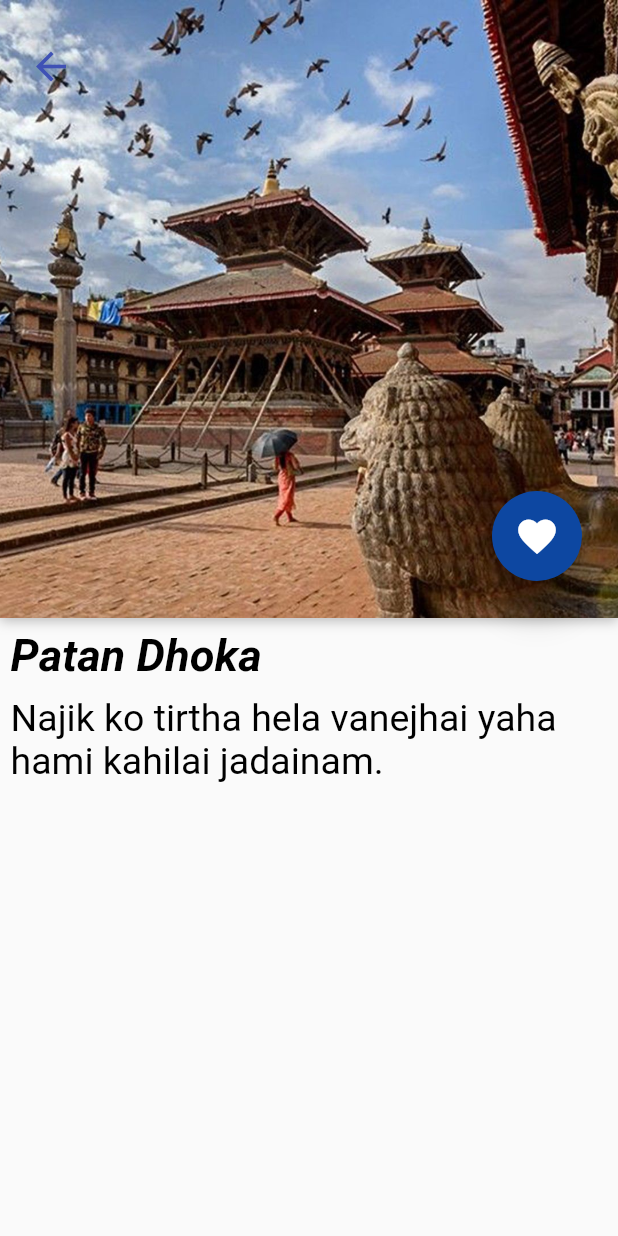
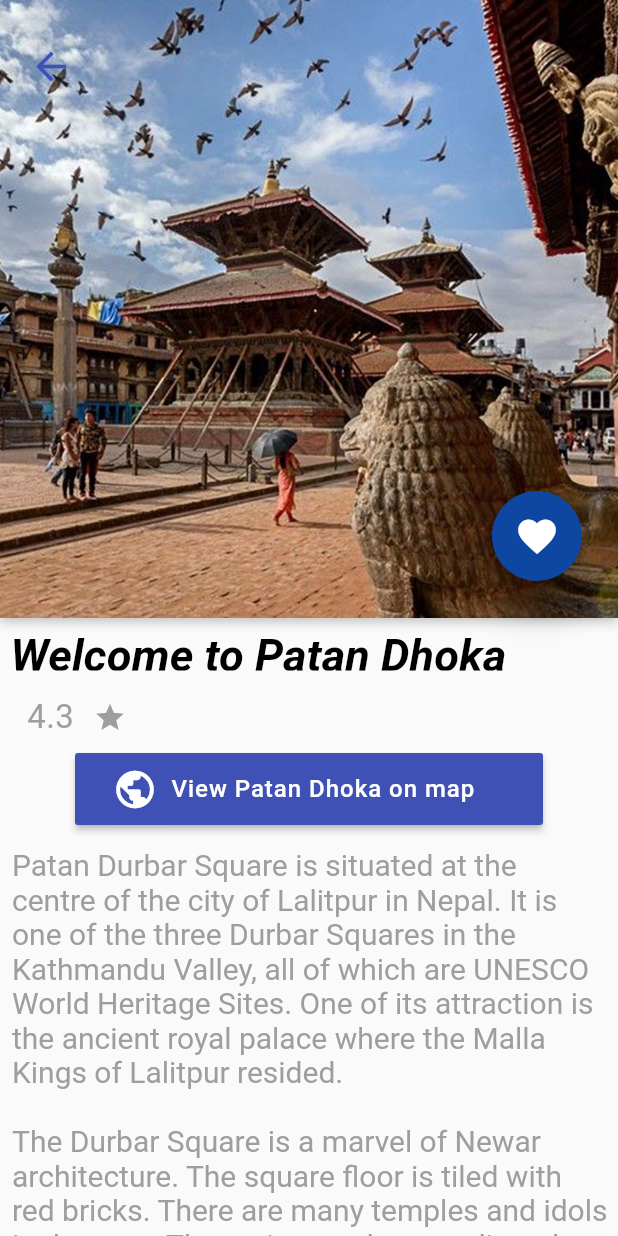
Before and after one commit to TeamEpsilon77/Namaskar, a Flutter app: the screen it shows after launch, after a tap on "Patan Dhoka", on a phone screen of 412 x 824 dp. Run offline on Flutter 3.47's test engine with Material 2 defaults, Android fonts, the phone set to English and light mode, and no system bars.

Commit message:
Aajako pragati

```diff
--- a/lib/app_screens/event_model.dart
+++ b/lib/app_screens/event_model.dart
@@ -4,12 +4,14 @@ class Event {
   final String name;
   final String imageUrl;
   final String description;
+  final String star;
 
   Event({
     this.id,
     this.name,
     this.imageUrl,
     this.description,
+    this.star,
   });
 }
 
@@ -18,46 +20,52 @@ class Places {
   final String name;
   final String imageUrl;
   final String description;
+  final String star;
 
   Places({
     this.id,
     this.name,
     this.imageUrl,
     this.description,
+    this.star,
   });
 }
 
 // EventS
 final Event Shivaratri = Event(
   id: 1,
-  name: 'Shivaratri',
+  name: 'MahaShivaratri',
   imageUrl: "images/Shivaratri.jpg",
   description: " The Shiv Puran relates a story of Maha Shivaratri's glory.In ancient times, a Bheel (forest inhabitant) named Gurudruha trudged through a forest to hunt deer. At night, without having sighted a single animal, he unknowingly climbed a bili tree on the banks of a lake. Later at night, a doe arrived to drink water. Gurudruha aimed his bow and arrow at her. While aiming, he unknowingly dropped some bili leaves and his drinking water below on a Shivaling. The deer then requested him to allow her to entrust her fawns to her husband, after which she would return. After much haggling he agreed. While awaiting her return, he stayed awake by aimlessly plucking leaves and dropping them below. Again they fell on the Shivaling. Thus he unknowingly performed its puja while remaining awake all night.Finally the doe returned with her family, She informed him that along with her, he'd have to kill her family too. As he aimed, some more leaves fluttered down on the Shivaling. The collective punya (spiritual merit) accrued from the puja performed unknowingly, eradicated all his sins. This purified his heart. Repenting his flawed life of sin, he set the deer free. As he sat repenting, Lord Shiv manifested in front of him and granted a boon, \"You shall be born in a town known as Shrungver, as a man named Gruha. Lord Vishnu will grace your home as Lord Rama and redeem you\". Shivji also blessed the deer which attained a better destiny.",
-
+  star: "4.3",
 );
 final Event Gyalpo_Lhosar = Event(
   id: 2,
   name: 'Gyalpo Lhosar',
   imageUrl: 'images/Gyalpo_lhosar.jpg',
-    description: "supriya le vanerai suneko ho yo festival maile...."
+    description: "supriya le vanerai suneko ho yo festival maile....",
+  star: "4.0",
 );
 final Event Ghodejatra = Event(
   id: 3,
   name: 'Ghodejatra',
   imageUrl: 'images/Ghodejatra.jpg',
-    description: "Kathmandu ko jatra ho re....aru kei tha xaina malai"
+    description: "Kathmandu ko jatra ho re....aru kei tha xaina malai",
+  star: "3.9",
 );
 final Event Holi = Event(
   id: 4,
   name: 'Holi',
   imageUrl: 'images/Holi.jpg',
-    description: "Jahile exam vako bela parxa ..tei vayera khelnai paidaina..."
+    description: "Jahile exam vako bela parxa ..tei vayera khelnai paidaina...",
+  star: "4.4"
 );
 final Event Ramnawami = Event(
   id: 5,
   name: 'Ramnawami',
   imageUrl: 'images/Ramnawami.jpeg',
-    description: "Janakpur ma manauxan re ..na aafule ahile samma manako..kei tha xaina."
+    description: "Janakpur ma manauxan re ..na aafule ahile samma manako..kei tha xaina.",
+  star: "4.1",
 );
 
 
@@ -66,31 +74,40 @@ final Places Bouddhanath = Places(
   id: 1,
   name: 'Bouddhanath',
   imageUrl: 'images/boudhanath.jpg',
-    description: "Dherai tadha xa yaha baata janai jhyau lagxa."
+    description: "Dherai tadha xa yaha baata janai jhyau lagxa.",
+  star: "4.3"
 );
 final Places Pashupatinath = Places(
   id: 2,
   name: 'Pashupatinath',
   imageUrl: 'images/pas.png',
-    description: "Atti khatra mandir exam aauna lako bela matra vetne garxam praye ani kasaiko birthday xa vane"
+    description: 'The Pashupatinath Temple (Nepali: पशुपतिनाथ मन्दिर) is a famous and sacred Hindu temple complex that is located on the banks of the Bagmati River, approximately 5 km north-east of Kathmandu in the eastern part of Kathmandu Valley, the capital of Nepal. The temple serves as the seat of Pashupatinath.'
+  +'This temple complex was inscribed on the UNESCO World Heritage Sites\'s list in 1979. This "extensive Hindu temple precinct" is a "sprawling collection of temples, ashrams, images and inscriptions raised over the centuries along the banks of the sacred Bagmati river" and is included as one of the seven monument groups in UNESCO\'s designation of Kathmandu Valley as visit here.',
+  star: "4.7",
 );
 final Places Banglamukhi = Places(
   id: 3,
   name: 'Banglamukhi',
   imageUrl: 'images/banglamukhi.jpg',
-    description: "yo mandir ka xa k xa tha xaina patan jastai hepiyeko mandir ho hami dwara."
+    description: "yo mandir ka xa k xa tha xaina patan jastai hepiyeko mandir ho hami dwara.",
+  star: "3.9",
 );
 final Places Basantapur = Places(
   id: 4,
   name: 'Basantapur',
   imageUrl: 'images/basantapur.jpg',
-    description: "yaha haami dherai nai janxam ,ghumna,dating,ani daru hanna."
+    description: "yaha haami dherai nai janxam ,ghumna,dating,ani daru hanna.",
+    star:"4.5",
 );
 final Places Patan_Dhoka = Places(
   id: 5,
   name: 'Patan Dhoka',
   imageUrl: 'images/patan.jpeg',
-    description: "Najik ko tirtha hela vanejhai yaha hami kahilai jadainam."
+    description: 'Patan Durbar Square is situated at the centre of the city of Lalitpur in Nepal. It is one of the three Durbar Squares in the Kathmandu Valley, all of which are UNESCO World Heritage Sites. One of its attraction is the ancient royal palace where the Malla Kings of Lalitpur resided.\n\n'
+  +'The Durbar Square is a marvel of Newar architecture. The square floor is tiled with red bricks. There are many temples and idols in the area. The main temples are aligned opposite of the western face of the palace.'
+  +'The entrance of the temples faces east, towards the palace. There is also a bell situated in the alignment beside the main temples. The Square also holds old Newari residential houses.'
+  +'There are other temples and structures in and around Patan Durbar Square built by the Newa People. A center of both Hinduism and Buddhism, Patan Durbar Square has 136 "bahals" (courtyards) and 55 major temples.',
+  star: "4.3",
 );
 
 // FAVORITE Events
--- a/lib/app_screens/home_screen.dart
+++ b/lib/app_screens/home_screen.dart
@@ -106,7 +106,7 @@ class EventsAndPlaces extends StatelessWidget {
               mainAxisAlignment: MainAxisAlignment.spaceBetween,
               children: <Widget>[
                 Text(
-                  'Events Close to You',
+                  'Festivals & Events',
                   style: TextStyle(
                     color: Colors.blueGrey,
                     fontSize: 18.0,
@@ -135,7 +135,7 @@ class EventsAndPlaces extends StatelessWidget {
                 Event upcoming = upComing[index];
                 return GestureDetector(
                     onTap: (){
-                      Navigator.push(context, MaterialPageRoute(builder: (_)=>EventScreen(upcoming: upcoming)));
+                      Navigator.push(context, MaterialPageRoute(builder: (_)=>EventScreen(upcoming: upcoming,)));
                     },
                     child:Container(
                         margin: EdgeInsets.all(10.0),
--- a/lib/app_screens/places_close_to_you.dart
+++ b/lib/app_screens/places_close_to_you.dart
@@ -104,10 +104,10 @@ class PlaceScreenState extends State<PlaceScreen>  with TickerProviderStateMixin
             ],
           ),
           Container(
-            height: 45.0,
+            height: 42.0,
             width: 500.0,
             padding: EdgeInsets.all(7.0),
-            child:  Text(widget.around.name,
+            child:  Text("Welcome to "+widget.around.name,
               style: TextStyle(
                 color: Colors.black,
                 fontSize: 30.0,
@@ -116,12 +116,52 @@ class PlaceScreenState extends State<PlaceScreen>  with TickerProviderStateMixin
               ),
             ),
           ),
+          Padding(
+            padding: EdgeInsets.only(left:18.0),
+            child: Row(
+              children: <Widget>[
+                Container(
+                  child: Row(
+                    children: <Widget>[
+                      Text(widget.around.star,
+                        style: TextStyle(
+                          fontWeight: FontWeight.w400,
+                          fontSize: 22,
+                          letterSpacing: 0.27,
+                          color: Colors.grey,
+                        ),
+                      ),
+                      IconButton(
+                          icon:Icon(Icons.star,
+                            color: Colors.grey,
+                            size: 22,)
+
+                      ),
+                    ],
+                  ),
+                )
+              ],
+            ),
+          ),
           Container(
-            padding: EdgeInsets.all(7.0),
+               padding: EdgeInsets.only(left:50.0,right:50.0),
+           child: RaisedButton(
+                      color: Colors.indigo,
+                      onPressed: (){
+                      },
+                      child: Row(children: <Widget>[
+                        IconButton(icon: Icon(Icons.public,size: 30,color: Colors.white,),),
+                        Text("View "+widget.around.name+" on map",
+                          style: TextStyle(fontSize:16,color: Colors.white,letterSpacing: 0.65),),
+                       ],)
+                    )
+            ),
+          Container(
+            padding: EdgeInsets.only(top:15.0,left: 8.0,right: 7.0,bottom: 8.0),
             child:Text(widget.around.description,
               style: TextStyle(
-                color: Colors.black,
-                fontSize: 25.0,
+                color: Colors.grey,
+                fontSize: 20.0,
               ),
             ),)
         ],
--- a/pubspec.yaml
+++ b/pubspec.yaml
@@ -17,9 +17,10 @@ environment:
   sdk: ">=2.1.0 <3.0.0"
 
 dependencies:
-  curved_navigation_bar: ^0.3.1
   flutter:
     sdk: flutter
+  geolocation: ^1.1.2
+  flutter_map:
 
   # The following adds the Cupertino Icons font to your application.
   # Use with the CupertinoIcons class for iOS style icons.
```
Also changed, not shown: lib/app_screens/event_detail_screen.dart (added, +20 -0 lines), lib/app_screens/events_close_to_you_screen.dart (+45 -5 lines), lib/holi.dart (+9 -18 lines), lib/location_services/locationServices.dart (added), pubspec.lock, 2 other files.
